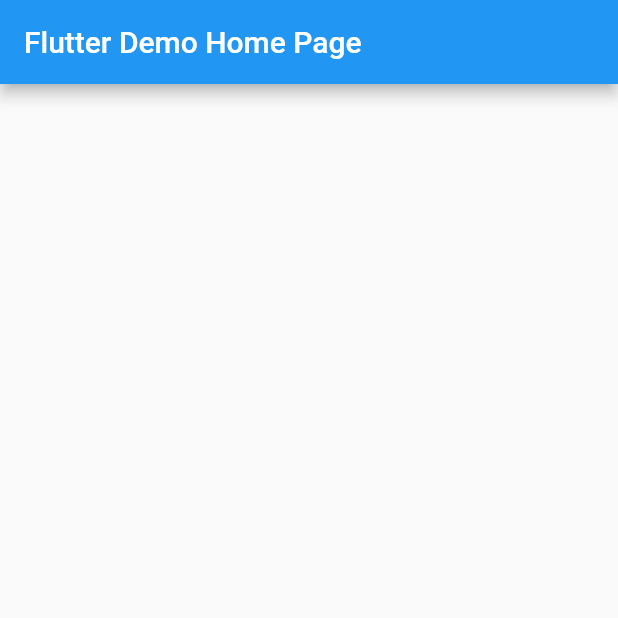
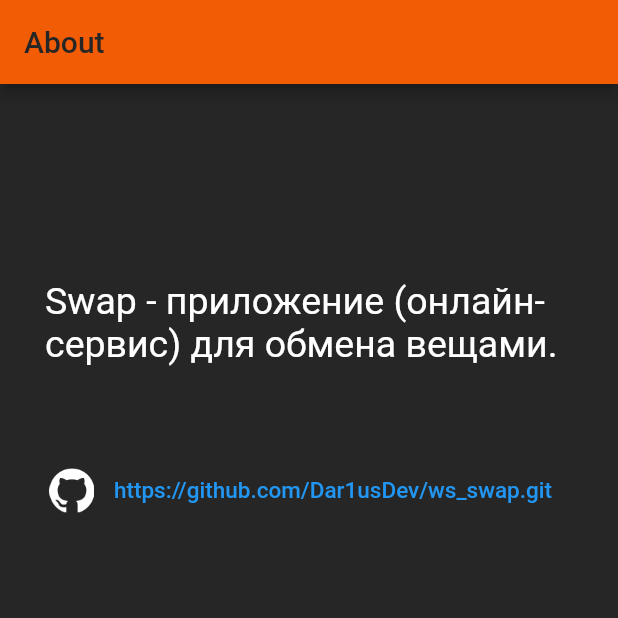
Before and after one commit to Dar1usDev/ws_swap, a Flutter app: the screen it shows after launch, on a phone screen of 412 x 824 dp, the top half of it. Run offline on Flutter 3.47's test engine with Material 2 defaults, Android fonts, the phone set to English and light mode, and no system bars.

Commit message:
added: github icons, widgets: [urllaunch, textbutton], app theme, and etc.

```diff
--- a/lib/main.dart
+++ b/lib/main.dart
@@ -1,4 +1,7 @@
 import 'package:flutter/material.dart';
+
+import 'routes/info_page/InfoPage.dart';
+import 'themes/CustomTheme.dart';
 
 void main() {
   runApp(const MyApp());
@@ -10,35 +13,9 @@ class MyApp extends StatelessWidget {
   @override
   Widget build(BuildContext context) {
     return MaterialApp(
-      title: 'Flutter Demo',
-      theme: ThemeData(
-        primarySwatch: Colors.blue,
-      ),
-      home: const MyHomePage(title: 'Flutter Demo Home Page'),
+      title: 'Swap',
+      theme: CustomTheme.darkTheme,
+      home: const InfoPage(title: 'About'),
     );
   }
 }
-
-class MyHomePage extends StatefulWidget {
-  const MyHomePage({Key? key, required this.title}) : super(key: key);
-
-  final String title;
-
-  @override
-  State<MyHomePage> createState() => _MyHomePageState();
-}
-
-class _MyHomePageState extends State<MyHomePage> {
-
-  @override
-  Widget build(BuildContext context) {
-    return Scaffold(
-      appBar: AppBar(
-        title: Text(widget.title),
-      ),
-      body: const Center(
-
-      ),
-    );
-  }
-}
--- /dev/null
+++ b/lib/routes/info_page/InfoPage.dart
@@ -0,0 +1,32 @@
+import 'package:flutter/material.dart';
+import 'package:ws_swap/routes/info_page/widgets/AppDescriptionWidget.dart';
+
+import 'package:ws_swap/routes/info_page/widgets/GithubLinkWidget.dart';
+import 'package:ws_swap/routes/info_page/widgets/LogoWidget.dart';
+
+class InfoPage extends StatefulWidget {
+  const InfoPage({Key? key, required this.title}) : super(key: key);
+
+  final String title;
+
+  @override
+  State<InfoPage> createState() => _InfoPageState();
+}
+
+class _InfoPageState extends State<InfoPage> {
+  @override
+  Widget build(BuildContext context) {
+    return Scaffold(
+      appBar: AppBar(
+        title: Text(widget.title),
+      ),
+      body: Column(
+        children: const [
+          LogoWidget(),
+          AppDescriptionWidget(),
+          GithubLinkWidget(),
+        ],
+      ),
+    );
+  }
+}
--- /dev/null
+++ b/lib/routes/info_page/widgets/AppDescriptionWidget.dart
@@ -0,0 +1,27 @@
+import 'package:flutter/material.dart';
+
+class AppDescriptionWidget extends StatelessWidget {
+  const AppDescriptionWidget({Key? key}) : super(key: key);
+
+  final TextStyle _mainTextStyle = const TextStyle(
+    fontSize: 25,
+    color: Colors.white,
+  );
+
+  final String _appDescription =
+      'Swap - приложение (онлайн-сервис) для обмена вещами.\n ';
+
+  @override
+  Widget build(BuildContext context) {
+    return Container(
+      padding: const EdgeInsets.all(30.0),
+      child: RichText(
+        text: TextSpan(
+          children: <TextSpan>[
+            TextSpan(text: _appDescription, style: _mainTextStyle),
+          ],
+        ),
+      ),
+    );
+  }
+}
--- /dev/null
+++ b/lib/routes/info_page/widgets/GithubLinkWidget.dart
@@ -0,0 +1,49 @@
+import 'package:flutter/material.dart';
+import 'package:url_launcher/url_launcher.dart';
+
+const String _githubLink = 'https://github.com/Dar1usDev/ws_swap.git';
+final Uri _url =
+    Uri.parse(_githubLink); //TODO а можно все класса писать...?????
+
+class GithubLinkWidget extends StatelessWidget {
+  const GithubLinkWidget({Key? key}) : super(key: key);
+
+  @override
+  Widget build(BuildContext context) {
+    return Row(
+      mainAxisAlignment: MainAxisAlignment.center,
+      children: [
+        Image.asset(
+          'assets/icon_github.png',
+          width: 30,
+          height: 30,
+          color: Colors.white,
+        ),
+        Container(
+          width: 5,
+        ),
+        TextButton(
+          onPressed: _launchUrl,
+          child: const SelectableText(
+            _githubLink,
+            style: TextStyle(fontSize: 15),
+          ),
+        ),
+        // у варианта ниже работает onTap
+        // GestureDetector(
+        //   onTap: _launchUrl,
+        //   child: const SelectableText(
+        //     _githubLink,
+        //     style: TextStyle(fontSize: 16),
+        //   ),
+        // ),
+      ],
+    );
+  }
+
+  void _launchUrl() async {
+    if (!await launchUrl(_url, mode: LaunchMode.externalApplication)) {
+      throw 'Could not launch $_url';
+    }
+  }
+}
--- /dev/null
+++ b/lib/routes/info_page/widgets/LogoWidget.dart
@@ -0,0 +1,13 @@
+import 'package:flutter/material.dart';
+
+class LogoWidget extends StatelessWidget {
+  const LogoWidget({Key? key}) : super(key: key);
+
+  @override
+  Widget build(BuildContext context) {
+    return SizedBox(
+      height: 100,
+      child: Row(),
+    );
+  }
+}
--- /dev/null
+++ b/lib/themes/CustomColors.dart
@@ -0,0 +1,7 @@
+import 'package:flutter/material.dart';
+
+//Theme colors
+const Color primaryColor = Color(0xFF262626);
+const Color accentColor = Color(0xFFF25C05);
+const Color secondaryColor = Color(0xFFF24405);
+const Color lightColor = Color(0xFFF2F2F2);
--- /dev/null
+++ b/lib/themes/CustomTheme.dart
@@ -0,0 +1,33 @@
+import 'package:flutter/material.dart';
+
+import 'CustomColors.dart';
+
+/// App theme
+class CustomTheme {
+  static ThemeData get darkTheme {
+    return ThemeData(
+        primaryColor: primaryColor,
+        scaffoldBackgroundColor: primaryColor,
+        fontFamily: 'Montserrat',
+        textTheme: ThemeData.dark().textTheme,
+        appBarTheme: const AppBarTheme(
+            color: accentColor, foregroundColor: primaryColor),
+        buttonTheme: ButtonThemeData(
+          shape:
+              RoundedRectangleBorder(borderRadius: BorderRadius.circular(18.0)),
+          buttonColor: accentColor,
+        ));
+  }
+
+// static ThemeData get lightTheme {
+//   return ThemeData(
+//       primaryColor: Colors.orange,
+//       scaffoldBackgroundColor: Colors.white,
+//       fontFamily: 'Montserrat',
+//       buttonTheme: ButtonThemeData(
+//         shape:
+//             RoundedRectangleBorder(borderRadius: BorderRadius.circular(18.0)),
+//         buttonColor: Colors.orange.shade300,
+//       ));
+// }
+}
--- a/pubspec.yaml
+++ b/pubspec.yaml
@@ -29,6 +29,7 @@ environment:
 dependencies:
   flutter:
     sdk: flutter
+  url_launcher: ^6.1.2
 
 
   # The following adds the Cupertino Icons font to your application.
@@ -58,9 +59,8 @@ flutter:
   uses-material-design: true
 
   # To add assets to your application, add an assets section, like this:
-  # assets:
-  #   - images/a_dot_burr.jpeg
-  #   - images/a_dot_ham.jpeg
+  assets:
+    - assets/
 
   # An image asset can refer to one or more resolution-specific "variants", see
   # https://flutter.dev/assets-and-images/#resolution-aware.
```
Also changed, not shown: assets/icon_github.png (added), assets/icon_github_purple.png (added), assets/icon_github_purple_grad.png (added), pubspec.lock.
